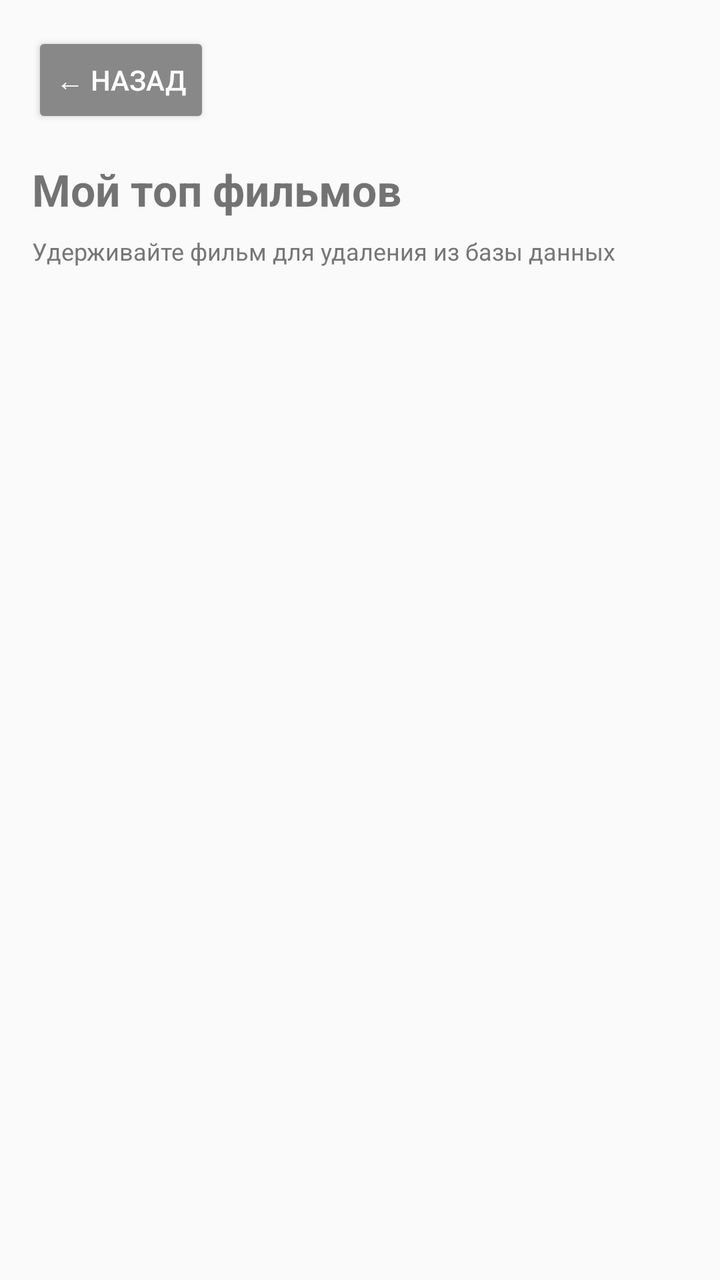
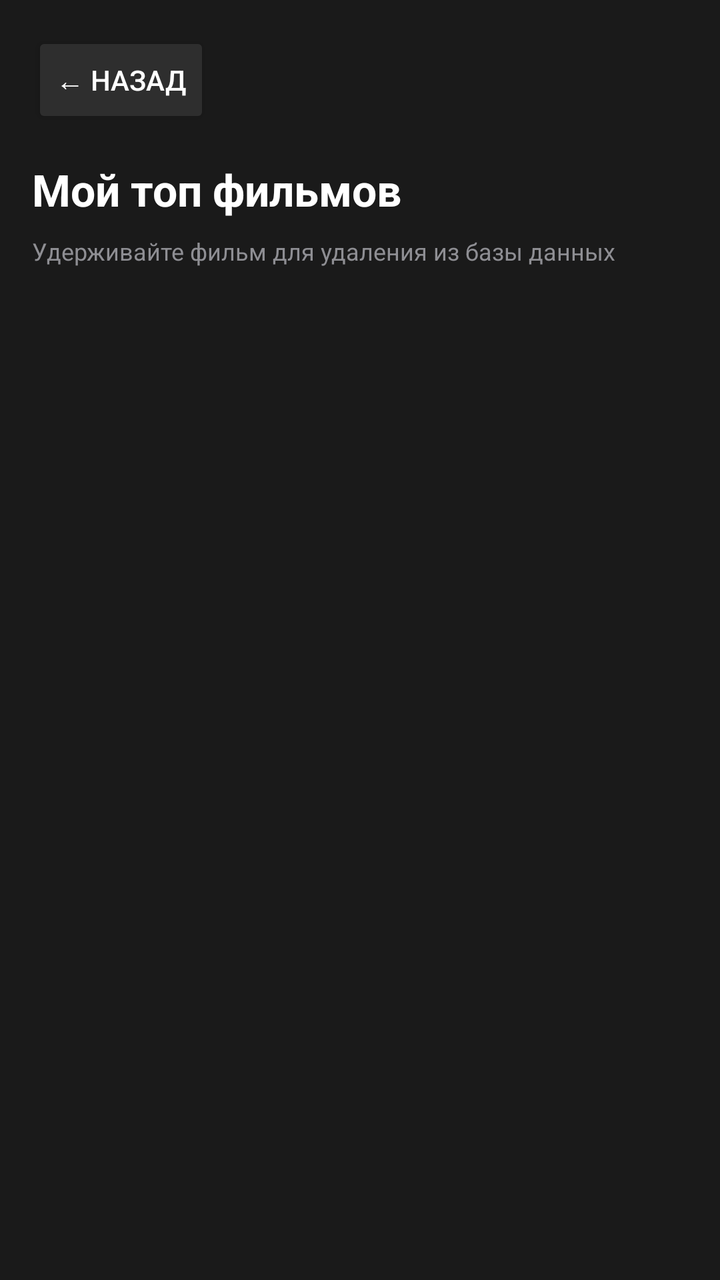

Compare the two renders of this Android layout. The source of the first and the diff that turns it into the second are given below.
<!-- AndroidManifest.xml: application theme Theme.AppCompat.Light.NoActionBar -->
<!-- res/layout/activity_library.xml -->
<?xml version="1.0" encoding="utf-8"?>
<LinearLayout xmlns:android="http://schemas.android.com/apk/res/android"
    xmlns:app="http://schemas.android.com/apk/res-auto"
    xmlns:tools="http://schemas.android.com/tools"
    android:layout_width="match_parent"
    android:layout_height="match_parent"
    tools:context=".LibraryActivity"
    android:orientation="vertical"
    android:padding="16dp">

    <Button
        android:id="@+id/btnBackToMain"
        android:layout_width="wrap_content"
        android:layout_height="wrap_content"
        android:text="← Назад"
        android:backgroundTint="#888888"
        android:textColor="#FFFFFF"
        android:layout_marginBottom="16dp" />

    <TextView
        android:layout_width="wrap_content"
        android:layout_height="wrap_content"
        android:text="Мой топ фильмов"
        android:textSize="22sp"
        android:textStyle="bold"
        android:layout_marginBottom="8dp"/>

    <TextView
        android:layout_width="wrap_content"
        android:layout_height="wrap_content"
        android:text="Удерживайте фильм для удаления из базы данных"
        android:textColor="#777777"
        android:textSize="12sp"
        android:layout_marginBottom="16dp"/>

    <androidx.recyclerview.widget.RecyclerView
        android:id="@+id/rvMovies"
        android:layout_width="match_parent"
        android:layout_height="match_parent" />



</LinearLayout>
<!-- resources referenced by this layout -->
<resources>

</resources>

<!-- the commit's change to res/layout/activity_library.xml (unified diff, before → after) -->
@@ -5,6 +5,7 @@
     android:layout_width="match_parent"
     android:layout_height="match_parent"
     tools:context=".LibraryActivity"
+    android:background="@color/backgroundColor"
     android:orientation="vertical"
     android:padding="16dp">
 
@@ -13,14 +14,15 @@
         android:layout_width="wrap_content"
         android:layout_height="wrap_content"
         android:text="← Назад"
-        android:backgroundTint="#888888"
-        android:textColor="#FFFFFF"
+        android:backgroundTint="#2E2E2E"
+        android:textColor="@color/textColorPrimary"
         android:layout_marginBottom="16dp" />
 
     <TextView
         android:layout_width="wrap_content"
         android:layout_height="wrap_content"
         android:text="Мой топ фильмов"
+        android:textColor="@color/textColorPrimary"
         android:textSize="22sp"
         android:textStyle="bold"
         android:layout_marginBottom="8dp"/>
@@ -29,15 +31,13 @@
         android:layout_width="wrap_content"
         android:layout_height="wrap_content"
         android:text="Удерживайте фильм для удаления из базы данных"
-        android:textColor="#777777"
+        android:textColor="@color/textColorSecondary"
         android:textSize="12sp"
         android:layout_marginBottom="16dp"/>
 
     <androidx.recyclerview.widget.RecyclerView
         android:id="@+id/rvMovies"
         android:layout_width="match_parent"
-        android:layout_height="match_parent" />
-
-
+        android:layout_height="match_parent"/>
 
 </LinearLayout>
<!-- resource entries referenced after the edit -->
@@ -1,5 +1,7 @@
 <!-- resources referenced by this layout -->
 <resources>
-
+  <color name="backgroundColor">#1A1A1A</color>
+  <color name="textColorPrimary">#FFFFFF</color>
+  <color name="textColorSecondary">#8E8E93</color>
 </resources>
 
